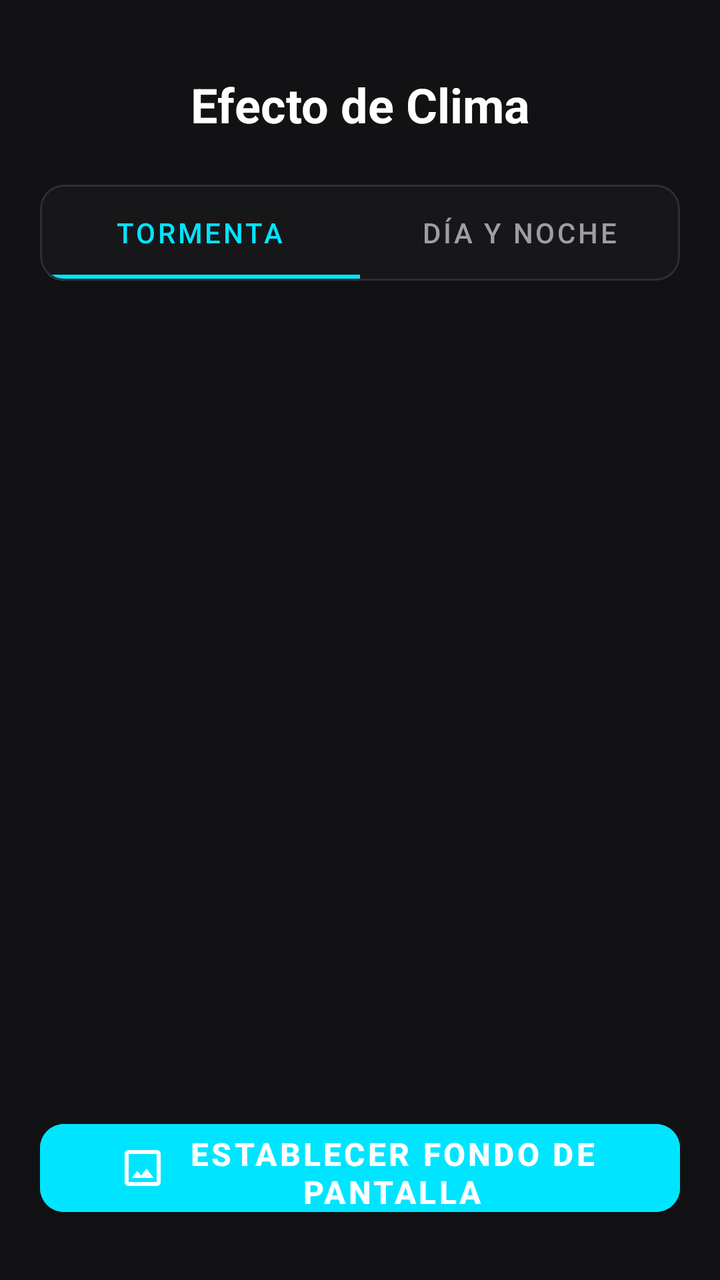
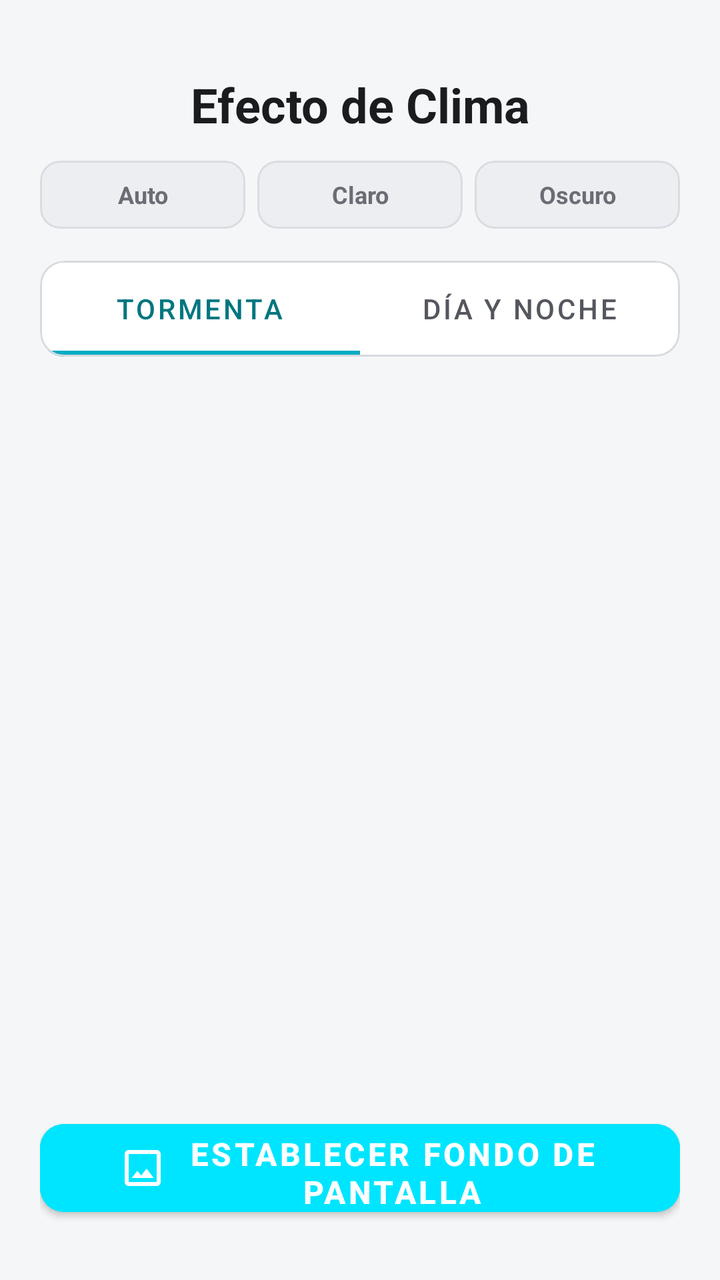

Screens rendered from an Android XML layout before and after an edit, with the pre-edit source and the edit as a unified diff.
<!-- AndroidManifest.xml: application theme Theme.Wallpaper -->
<!-- res/layout/activity_settings.xml -->
<?xml version="1.0" encoding="utf-8"?>
<LinearLayout xmlns:android="http://schemas.android.com/apk/res/android"
    xmlns:app="http://schemas.android.com/apk/res-auto"
    android:layout_width="match_parent"
    android:layout_height="match_parent"
    android:orientation="vertical"
    android:padding="20dp"
    android:background="#121214">

    <TextView
        android:id="@+id/textViewTitle"
        android:layout_width="match_parent"
        android:layout_height="wrap_content"
        android:text="Efecto de Clima"
        android:textColor="#FFFFFF"
        android:textSize="24sp"
        android:textStyle="bold"
        android:gravity="center_horizontal"
        android:layout_marginTop="16dp"
        android:layout_marginBottom="24dp" />

    
    <com.google.android.material.card.MaterialCardView
        android:layout_width="match_parent"
        android:layout_height="wrap_content"
        android:layout_marginBottom="24dp"
        app:cardCornerRadius="12dp"
        app:strokeWidth="1dp"
        app:strokeColor="#2E2E33"
        app:cardElevation="0dp"
        app:cardBackgroundColor="#17171A">

        <com.google.android.material.tabs.TabLayout
            android:id="@+id/tabLayoutWeather"
            android:layout_width="match_parent"
            android:layout_height="wrap_content"
            app:tabGravity="fill"
            app:tabMode="fixed"
            app:tabTextColor="#9D9DA6"
            app:tabSelectedTextColor="#00E5FF"
            app:tabIndicatorColor="#00E5FF"
            android:background="#17171A"
            app:tabBackground="@android:color/transparent"
            app:tabIndicatorHeight="3dp"
            app:tabRippleColor="#2200E5FF">

            <com.google.android.material.tabs.TabItem
                android:layout_width="wrap_content"
                android:layout_height="wrap_content"
                android:text="Tormenta" />

            <com.google.android.material.tabs.TabItem
                android:layout_width="wrap_content"
                android:layout_height="wrap_content"
                android:text="Día y Noche" />

        </com.google.android.material.tabs.TabLayout>
    </com.google.android.material.card.MaterialCardView>

    
    <FrameLayout
        android:id="@+id/settings_fragment_container"
        android:layout_width="match_parent"
        android:layout_height="0dp"
        android:layout_weight="1"
        android:layout_marginBottom="16dp" />

    
    <com.google.android.material.button.MaterialButton
        android:id="@+id/buttonApplyWallpaper"
        android:layout_width="match_parent"
        android:layout_height="56dp"
        android:text="Establecer Fondo de Pantalla"
        android:textColor="#FFFFFF"
        android:textSize="16sp"
        android:textStyle="bold"
        android:backgroundTint="@color/accent_storm"
        android:layout_marginTop="8dp"
        android:layout_marginBottom="8dp"
        app:cornerRadius="12dp"
        app:icon="@drawable/ic_background"
        app:iconGravity="textStart"
        app:iconPadding="8dp" />

</LinearLayout>
<!-- resources referenced by this layout -->
<resources>
  <color name="accent_storm">#00E5FF</color>
  <!-- drawable ic_background (drawable) -->
  <vector xmlns:android="http://schemas.android.com/apk/res/android"
      android:width="24dp"
      android:height="24dp"
      android:viewportWidth="24"
      android:viewportHeight="24">
    <path
        android:fillColor="#FFFFFFFF"
        android:pathData="M19,3H5C3.9,3,3,3.9,3,5v14c0,1.1,0.9,2,2,2h14c1.1,0,2,-0.9,2,-2V5C21,3.9,20.1,3,19,3zM19,19H5V5h14V19zM13.96,12.29l-2.69,3.48l-1.92,-2.32L6.5,17h11L13.96,12.29z"/>
  </vector>
  <style name="Theme.Wallpaper" parent="Theme.MaterialComponents.DayNight.DarkActionBar">
          
          <item name="colorPrimary">@color/accent_storm</item>
          <item name="colorPrimaryVariant">#00BFFF</item>
          <item name="colorOnPrimary">@color/white</item>
          
          <item name="colorSecondary">@color/teal_200</item>
          <item name="colorSecondaryVariant">@color/teal_700</item>
          <item name="colorOnSecondary">@color/black</item>
          
          <item name="android:statusBarColor">?attr/colorPrimaryVariant</item>
          
      </style>
  <color name="white">#FFFFFFFF</color>
  <color name="teal_200">#FF03DAC5</color>
  <color name="teal_700">#FF018786</color>
  <color name="black">#FF000000</color>
</resources>

<!-- the commit's change to res/layout/activity_settings.xml (unified diff, before → after) -->
@@ -5,19 +5,100 @@
     android:layout_height="match_parent"
     android:orientation="vertical"
     android:padding="20dp"
-    android:background="#121214">
+    android:background="@color/settings_bg">
 
     <TextView
         android:id="@+id/textViewTitle"
         android:layout_width="match_parent"
         android:layout_height="wrap_content"
         android:text="Efecto de Clima"
-        android:textColor="#FFFFFF"
+        android:textColor="@color/settings_text_primary"
         android:textSize="24sp"
         android:textStyle="bold"
         android:gravity="center_horizontal"
         android:layout_marginTop="16dp"
-        android:layout_marginBottom="24dp" />
+        android:layout_marginBottom="12dp" />
+
+    
+    <LinearLayout
+        android:id="@+id/layoutThemeMode"
+        android:layout_width="match_parent"
+        android:layout_height="wrap_content"
+        android:orientation="horizontal"
+        android:layout_marginBottom="16dp">
+
+        <com.google.android.material.card.MaterialCardView
+            android:id="@+id/cardThemeAuto"
+            android:layout_width="0dp"
+            android:layout_height="34dp"
+            android:layout_weight="1"
+            android:layout_marginEnd="6dp"
+            android:clickable="true"
+            android:focusable="true"
+            app:cardCornerRadius="10dp"
+            app:cardElevation="0dp"
+            app:strokeWidth="1dp"
+            app:strokeColor="@color/settings_chip_bg_inactive"
+            app:cardBackgroundColor="@color/settings_card_bg_alt">
+            <TextView
+                android:id="@+id/textThemeAuto"
+                android:layout_width="match_parent"
+                android:layout_height="match_parent"
+                android:text="Auto"
+                android:gravity="center"
+                android:textColor="@color/settings_text_muted"
+                android:textSize="12sp"
+                android:textStyle="bold" />
+        </com.google.android.material.card.MaterialCardView>
+
+        <com.google.android.material.card.MaterialCardView
+            android:id="@+id/cardThemeLight"
+            android:layout_width="0dp"
+            android:layout_height="34dp"
+            android:layout_weight="1"
+            android:layout_marginEnd="6dp"
+            android:clickable="true"
+            android:focusable="true"
+            app:cardCornerRadius="10dp"
+            app:cardElevation="0dp"
+            app:strokeWidth="1dp"
+            app:strokeColor="@color/settings_chip_bg_inactive"
+            app:cardBackgroundColor="@color/settings_card_bg_alt">
+            <TextView
+                android:id="@+id/textThemeLight"
+                android:layout_width="match_parent"
+                android:layout_height="match_parent"
+                android:text="Claro"
+                android:gravity="center"
+                android:textColor="@color/settings_text_muted"
+                android:textSize="12sp"
+                android:textStyle="bold" />
+        </com.google.android.material.card.MaterialCardView>
+
+        <com.google.android.material.card.MaterialCardView
+            android:id="@+id/cardThemeDark"
+            android:layout_width="0dp"
+            android:layout_height="34dp"
+            android:layout_weight="1"
+            android:clickable="true"
+            android:focusable="true"
+            app:cardCornerRadius="10dp"
+            app:cardElevation="0dp"
+            app:strokeWidth="1dp"
+            app:strokeColor="@color/settings_chip_bg_inactive"
+            app:cardBackgroundColor="@color/settings_card_bg_alt">
+            <TextView
+                android:id="@+id/textThemeDark"
+                android:layout_width="match_parent"
+                android:layout_height="match_parent"
+                android:text="Oscuro"
+                android:gravity="center"
+                android:textColor="@color/settings_text_muted"
+                android:textSize="12sp"
+                android:textStyle="bold" />
+        </com.google.android.material.card.MaterialCardView>
+
+    </LinearLayout>
 
     
     <com.google.android.material.card.MaterialCardView
@@ -26,9 +107,9 @@
         android:layout_marginBottom="24dp"
         app:cardCornerRadius="12dp"
         app:strokeWidth="1dp"
-        app:strokeColor="#2E2E33"
+        app:strokeColor="@color/settings_stroke"
         app:cardElevation="0dp"
-        app:cardBackgroundColor="#17171A">
+        app:cardBackgroundColor="@color/settings_card_bg">
 
         <com.google.android.material.tabs.TabLayout
             android:id="@+id/tabLayoutWeather"
@@ -36,13 +117,13 @@
             android:layout_height="wrap_content"
             app:tabGravity="fill"
             app:tabMode="fixed"
-            app:tabTextColor="#9D9DA6"
-            app:tabSelectedTextColor="#00E5FF"
-            app:tabIndicatorColor="#00E5FF"
-            android:background="#17171A"
+            app:tabTextColor="@color/settings_text_secondary"
+            app:tabSelectedTextColor="@color/settings_accent_text"
+            app:tabIndicatorColor="@color/settings_accent"
+            android:background="@color/settings_card_bg"
             app:tabBackground="@android:color/transparent"
             app:tabIndicatorHeight="3dp"
-            app:tabRippleColor="#2200E5FF">
+            app:tabRippleColor="@color/settings_accent_ripple">
 
             <com.google.android.material.tabs.TabItem
                 android:layout_width="wrap_content"
@@ -71,7 +152,7 @@
         android:layout_width="match_parent"
         android:layout_height="56dp"
         android:text="Establecer Fondo de Pantalla"
-        android:textColor="#FFFFFF"
+        android:textColor="@color/white"
         android:textSize="16sp"
         android:textStyle="bold"
         android:backgroundTint="@color/accent_storm"
<!-- resource entries referenced after the edit -->
@@ -1,6 +1,17 @@
 <!-- resources referenced by this layout -->
 <resources>
   <color name="accent_storm">#00E5FF</color>
+  <color name="settings_accent">#00ACC1</color>
+  <color name="settings_accent_ripple">#2200ACC1</color>
+  <color name="settings_accent_text">#00767F</color>
+  <color name="settings_bg">#F5F6F8</color>
+  <color name="settings_card_bg">#FFFFFF</color>
+  <color name="settings_card_bg_alt">#EDEEF2</color>
+  <color name="settings_chip_bg_inactive">#DADCE2</color>
+  <color name="settings_stroke">#D8DAE0</color>
+  <color name="settings_text_muted">#6B6D75</color>
+  <color name="settings_text_primary">#1B1C1F</color>
+  <color name="settings_text_secondary">#55575F</color>
   <!-- drawable ic_background (drawable) -->
   <vector xmlns:android="http://schemas.android.com/apk/res/android"
       android:width="24dp"
